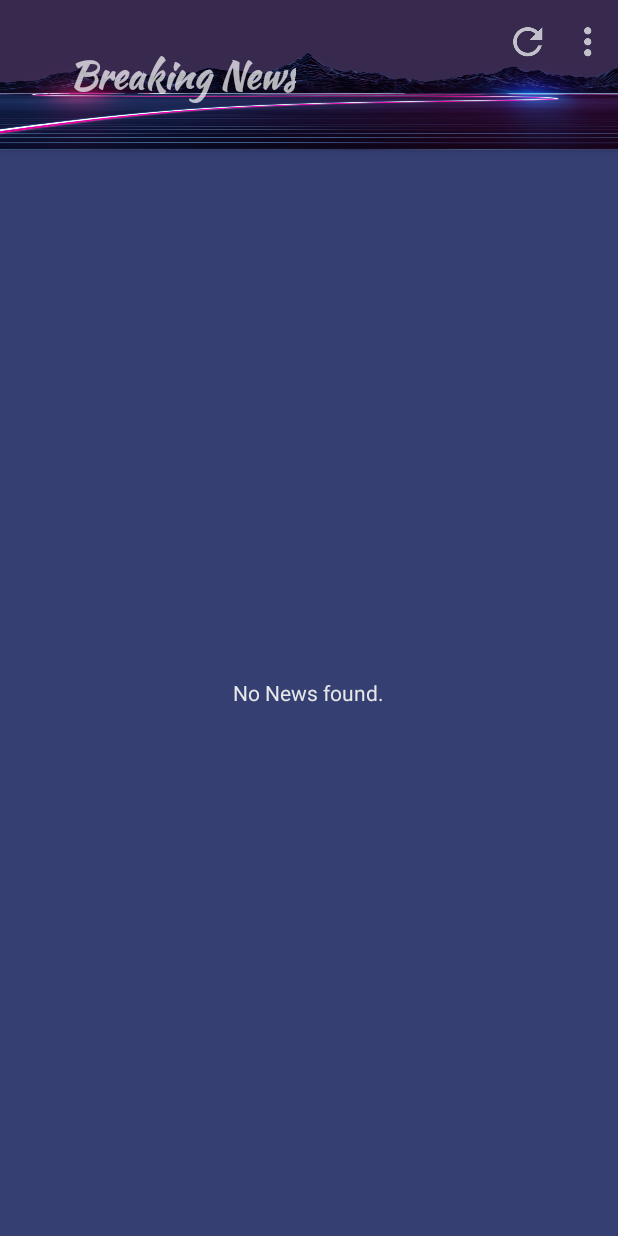
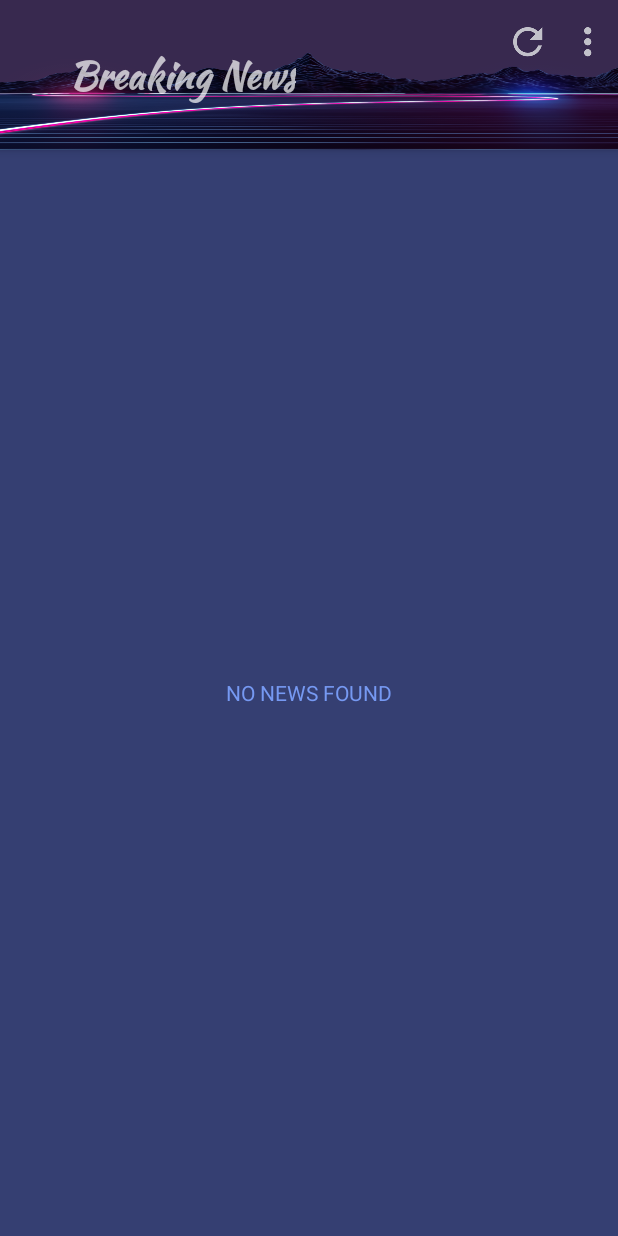
Before and after one commit to AdriCode/Breaking-News, an Android app: the screen it shows after launch (MainActivity), on a phone screen of 412 x 824 dp. Run offline under Robolectric (Android 15) with nearby library versions, the phone set to English and light mode, and no system bars.

Commit message:
Change style text empty view

```diff
--- a/app/src/main/java/com/example/android/newsfeed/NewsFragment.java
+++ b/app/src/main/java/com/example/android/newsfeed/NewsFragment.java
@@ -7,11 +7,14 @@ import android.content.SharedPreferences;
 import android.net.ConnectivityManager;
 import android.net.NetworkInfo;
 import android.net.Uri;
+import android.os.Build;
 import android.os.Bundle;
 import android.preference.PreferenceManager;
+import android.support.annotation.RequiresApi;
 import android.support.v4.app.Fragment;
 import android.support.v7.widget.LinearLayoutManager;
 import android.support.v7.widget.RecyclerView;
+import android.view.Gravity;
 import android.view.LayoutInflater;
 import android.view.View;
 import android.view.ViewGroup;
@@ -33,7 +36,7 @@ public class NewsFragment extends Fragment implements LoaderManager.LoaderCallba
     private boolean isNetworkAvailable;
     private RecyclerView mRecyclerView;
     private Context context;
-    String ApiKey = BuildConfig.ApiKey;
+    private String ApiKey = BuildConfig.ApiKey;
     private String REQUEST_URL = null;
     private Uri.Builder builtUri;
     private SharedPreferences sharedPrefs;
@@ -153,8 +156,9 @@ public class NewsFragment extends Fragment implements LoaderManager.LoaderCallba
 
     @Override
     public void onLoadFinished(Loader<List<News>> loader, List<News> data) {
-        //Change the text color of the EmptyView
-        mEmptyView.setTextColor(getResources().getColor(R.color.colorBackground));
+        //Change the text style of the EmptyView
+        mEmptyView.setTextColor(getResources().getColor(R.color.secondary_text));
+        mEmptyView.setAllCaps(true);
 
         if (!isNetworkAvailable){
             //Display no connection message
--- a/app/src/main/res/values/strings.xml
+++ b/app/src/main/res/values/strings.xml
@@ -1,7 +1,7 @@
 <resources>
     <string name="app_name">Breaking News</string>
-    <string name="empty">No News found.</string>
-    <string name="internet">No internet connection.</string>
+    <string name="empty">No News found</string>
+    <string name="internet">No internet connection</string>
     <string name="settings_menu_item1">Settings</string>
     <string name="settings_menu_item2">Refresh</string>
     <string name="settings_title">Settings</string>
```
